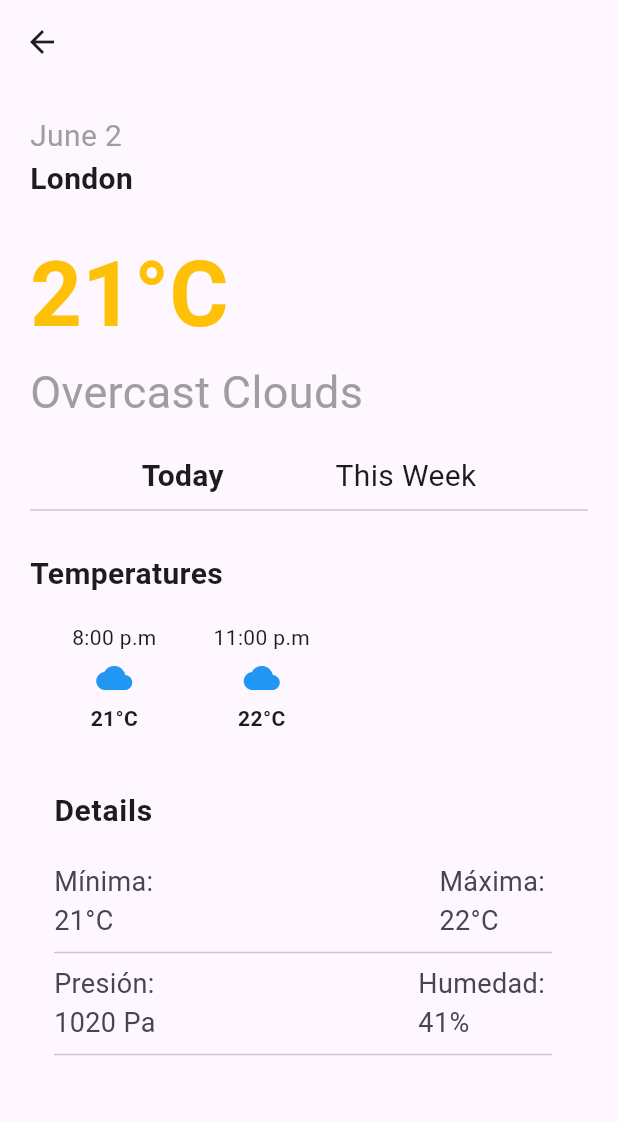
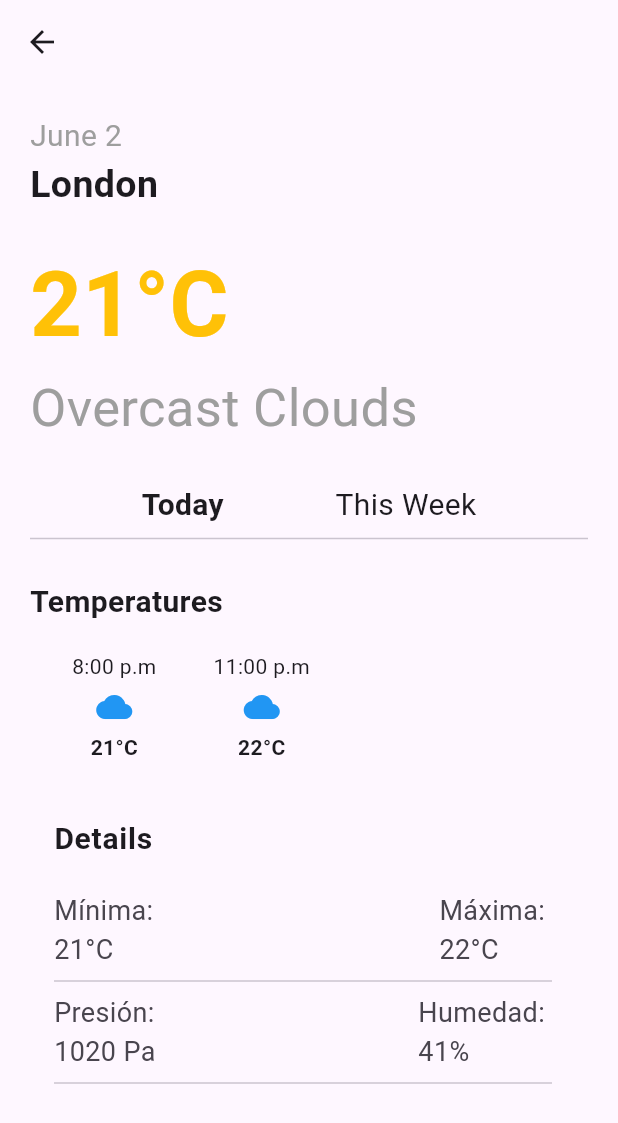
Before and after one commit to enHANSced/layouts_prueba, a Flutter app: the screen it shows after launch, on a phone screen of 412 x 824 dp. Shown: the top 1123 px of the screen. Run offline on Flutter 3.47's test engine with Material 3 defaults, Android fonts, the light colour scheme and no system bars.

Commit message:
font fixes

```diff
--- a/lib/homepage.dart
+++ b/lib/homepage.dart
@@ -20,7 +20,7 @@ class MyHomePage extends StatelessWidget {
             ),
             Text(
               'London',
-              style: TextStyle(fontSize: 20, fontWeight: FontWeight.bold),
+              style: TextStyle(fontSize: 25, fontWeight: FontWeight.bold),
             ),
             SizedBox(height: 20),
             Text(
@@ -29,9 +29,9 @@ class MyHomePage extends StatelessWidget {
             ),
             Text(
               'Overcast Clouds',
-              style: TextStyle(fontSize: 30, color: Colors.grey),
+              style: TextStyle(fontSize: 35, color: Colors.grey),
             ),
-            SizedBox(height: 20),
+            SizedBox(height: 25),
             Column(
               children: <Widget>[
                 Row(
```
